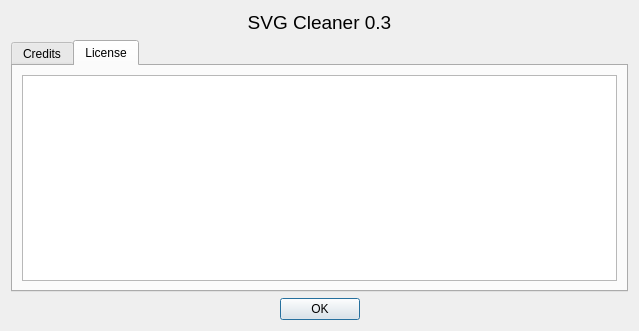
Qt form src/aboutdialog.ui (RazrFalcon/svgcleaner) before a commit.
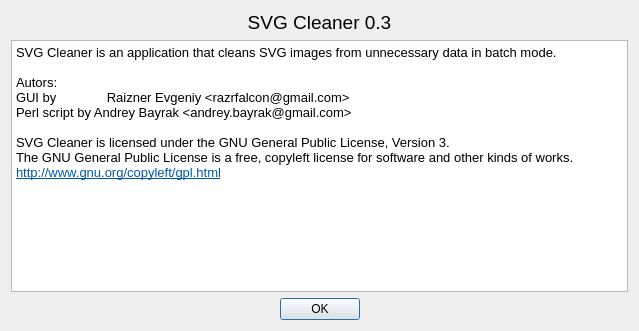
The same form after that commit.

Commit message: Delay translations up to v0.4

Diff of the .ui file:
```diff
--- a/src/aboutdialog.ui
+++ b/src/aboutdialog.ui
@@ -36,19 +36,9 @@
     </widget>
    </item>
    <item>
-    <widget class="QTabWidget" name="tabWidget">
-     <property name="currentIndex">
-      <number>1</number>
-     </property>
-     <widget class="QWidget" name="tab">
-      <attribute name="title">
-       <string>Credits</string>
-      </attribute>
-      <layout class="QVBoxLayout" name="verticalLayout_2">
-       <item>
-        <widget class="QTextBrowser" name="textBrowser_2">
-         <property name="html">
-          <string>&lt;!DOCTYPE HTML PUBLIC &quot;-//W3C//DTD HTML 4.0//EN&quot; &quot;http://www.w3.org/TR/REC-html40/strict.dtd&quot;&gt;
+    <widget class="QTextBrowser" name="textBrowser_2">
+     <property name="html">
+      <string>&lt;!DOCTYPE HTML PUBLIC &quot;-//W3C//DTD HTML 4.0//EN&quot; &quot;http://www.w3.org/TR/REC-html40/strict.dtd&quot;&gt;
 &lt;html&gt;&lt;head&gt;&lt;meta name=&quot;qrichtext&quot; content=&quot;1&quot; /&gt;&lt;style type=&quot;text/css&quot;&gt;
 p, li { white-space: pre-wrap; }
 &lt;/style&gt;&lt;/head&gt;&lt;body style=&quot; font-family:'Verdana'; font-size:10pt; font-weight:400; font-style:normal;&quot;&gt;
@@ -59,29 +49,7 @@
 &lt;p style=&quot; margin-top:0px; margin-bottom:0px; margin-left:0px; margin-right:0px; -qt-block-indent:0; text-indent:0px;&quot;&gt;Perl script by Andrey Bayrak &amp;lt;andrey.bayrak@gmail.com&amp;gt;&lt;/p&gt;
 &lt;p style=&quot;-qt-paragraph-type:empty; margin-top:0px; margin-bottom:0px; margin-left:0px; margin-right:0px; -qt-block-indent:0; text-indent:0px;&quot;&gt;&lt;/p&gt;
 &lt;p style=&quot; margin-top:0px; margin-bottom:0px; margin-left:0px; margin-right:0px; -qt-block-indent:0; text-indent:0px;&quot;&gt;SVG Cleaner is licensed under the GNU General Public License, Version 3.&lt;br /&gt;The GNU General Public License is a free, copyleft license for software and other kinds of works.&lt;br /&gt;&lt;a href=&quot;http://www.gnu.org/copyleft/gpl.html&quot;&gt;&lt;span style=&quot; text-decoration: underline; color:#0057ae;&quot;&gt;http://www.gnu.org/copyleft/gpl.html&lt;/span&gt;&lt;/a&gt;&lt;/p&gt;&lt;/body&gt;&lt;/html&gt;</string>
-         </property>
-        </widget>
-       </item>
-      </layout>
-     </widget>
-     <widget class="QWidget" name="tab_2">
-      <attribute name="title">
-       <string>License</string>
-      </attribute>
-      <layout class="QVBoxLayout" name="verticalLayout_3">
-       <item>
-        <widget class="QTextBrowser" name="textBrowser">
-         <property name="html">
-          <string>&lt;!DOCTYPE HTML PUBLIC &quot;-//W3C//DTD HTML 4.0//EN&quot; &quot;http://www.w3.org/TR/REC-html40/strict.dtd&quot;&gt;
-&lt;html&gt;&lt;head&gt;&lt;meta name=&quot;qrichtext&quot; content=&quot;1&quot; /&gt;&lt;style type=&quot;text/css&quot;&gt;
-p, li { white-space: pre-wrap; }
-&lt;/style&gt;&lt;/head&gt;&lt;body style=&quot; font-family:'Verdana'; font-size:10pt; font-weight:400; font-style:normal;&quot;&gt;
-&lt;p style=&quot;-qt-paragraph-type:empty; margin-top:0px; margin-bottom:0px; margin-left:0px; margin-right:0px; -qt-block-indent:0; text-indent:0px;&quot;&gt;&lt;/p&gt;&lt;/body&gt;&lt;/html&gt;</string>
-         </property>
-        </widget>
-       </item>
-      </layout>
-     </widget>
+     </property>
     </widget>
    </item>
    <item>
```
The commit also changes 2 other files.
